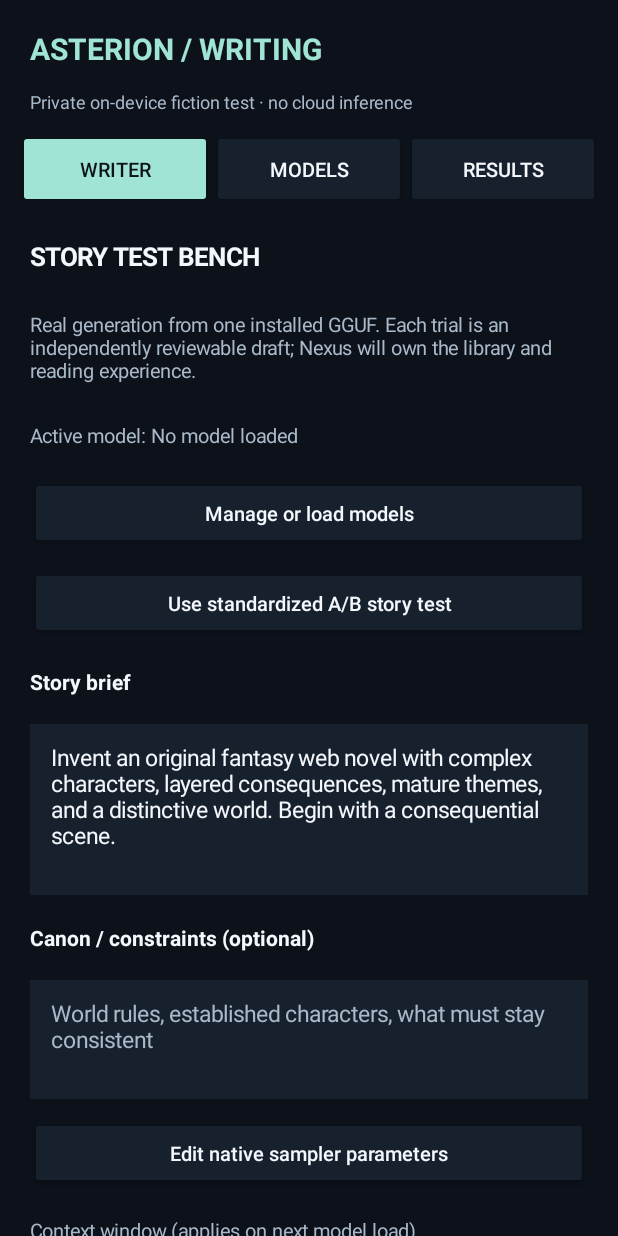
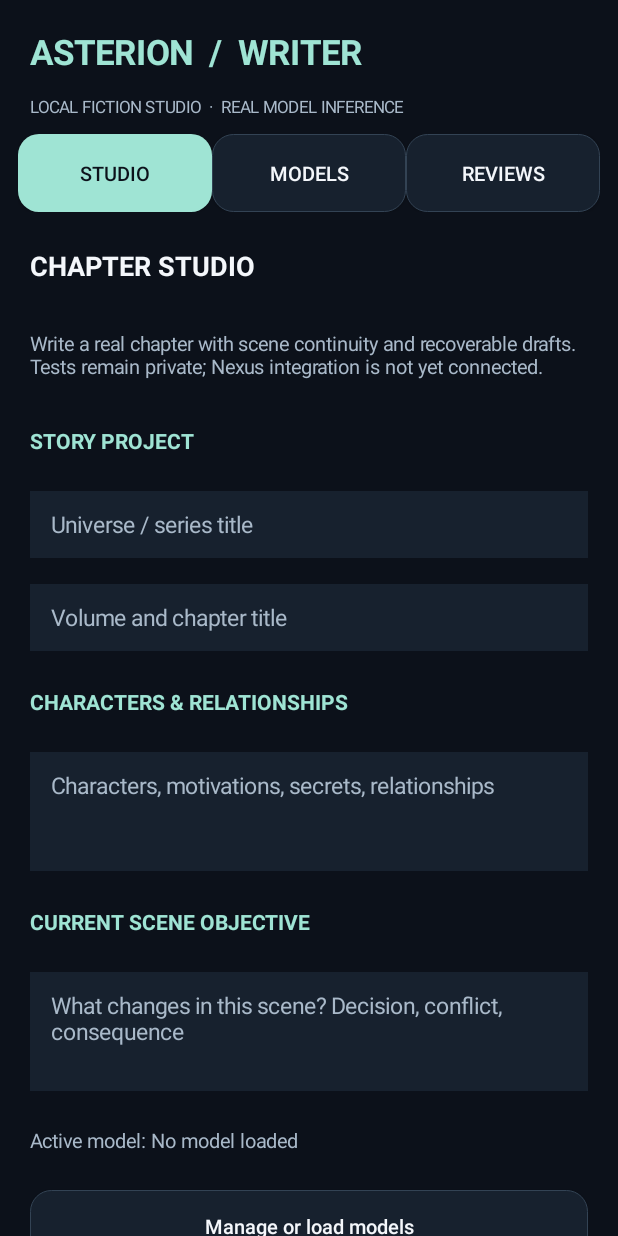
Before and after one commit to Azrazieliz/Asterion-Writing, an Android app: the screen it shows after launch (MainActivity), on a phone screen of 412 x 824 dp. Run offline under Robolectric (Android 15) with nearby library versions, the phone set to English and light mode, and no system bars; libraries missing offline, so code that uses them is left out: com.arm.aichat.

Commit message:
Give Writer pilot a story-first studio, true download-resume controls and chapter continuation

```diff
--- a/app/src/main/java/com/asterion/writing/preview/MainActivity.kt
+++ b/app/src/main/java/com/asterion/writing/preview/MainActivity.kt
@@ -46,7 +46,13 @@ class MainActivity : Activity() {
     private var generated = ""
     private var tokenCap = 768
     private var contextCap = 4096
-    private var segments = 1
+    private var segments = 4
+    private var projectTitle = ""
+    private var chapterTitle = ""
+    private var cast = ""
+    private var sceneObjective = ""
+    private var downloadProgressView: ProgressBar? = null
+    private var resumeDownloadButton: Button? = null
     private var showSampler = false
     private var selectedFile: ModelFile? = null
     private var files: List<ModelFile> = emptyList()
@@ -60,15 +66,24 @@ class MainActivity : Activity() {
         window.statusBarColor = bg; window.navigationBarColor = bg
         prompt = prefs.getString("prompt", prompt) ?: prompt
         canon = prefs.getString("canon", "") ?: ""
-        generated = prefs.getString("generated", "") ?: ""
-        tokenCap = prefs.getInt("token_cap", 768)
+        generated = WritingTestBench.readCheckpoint(this).ifBlank { prefs.getString("generated", "") ?: "" }
+        projectTitle = prefs.getString("project_title", "") ?: ""
+        chapterTitle = prefs.getString("chapter_title", "") ?: ""
+        cast = prefs.getString("cast", "") ?: ""
+        sceneObjective = prefs.getString("scene_objective", "") ?: ""
+        tokenCap = prefs.getInt("token_cap", 1280)
         contextCap = prefs.getInt("context_cap", 4096)
-        segments = prefs.getInt("segments", 1)
+        segments = prefs.getInt("segments", 4)
         build()
         handler.post(object: Runnable {
             override fun run() {
                 if (!isFinishing) {
-                    if (tab == 1) statusView?.text = prefs.getString(ModelDownloadService.KEY_STATUS, "No active download")
+                    if (tab == 1) {
+                        statusView?.text = prefs.getString(ModelDownloadService.KEY_STATUS, "No active download")
+                        downloadProgressView?.progress = prefs.getInt(ModelDownloadService.KEY_PROGRESS, 0)
+                        resumeDownloadButton?.isEnabled = ModelDownloadService.resumable(this@MainActivity) &&
+                            !prefs.getBoolean(ModelDownloadService.KEY_ACTIVE, false)
+                    }
                     handler.postDelayed(this, 900)
                 }
             }
@@ -89,23 +104,42 @@ class MainActivity : Activity() {
     }
     private fun button(value: String, action: () -> Unit, primary: Boolean = false): Button {
         val b = Button(this); b.text = value; b.isAllCaps = false; b.textSize = 13.5f
-        b.setTextColor(if (primary) bg else white); b.setBackgroundTintList(android.content.res.ColorStateList.valueOf(if (primary) mint else panel))
+        b.setTextColor(if (primary) bg else white)
+        b.background = android.graphics.drawable.GradientDrawable().apply {
+            setColor(if (primary) mint else panel)
+            cornerRadius = dp(14).toFloat()
+            if (!primary) setStroke(dp(1), Color.rgb(51, 67, 84))
+        }
+        b.minHeight = dp(46); b.setPadding(dp(12), dp(9), dp(12), dp(9))
         b.setOnClickListener { action() }; return b
     }
-    private fun group(v: View, margins: Int = 6) {
+    private fun spinnerAdapter(items: List<String>): ArrayAdapter<String> =
+        object : ArrayAdapter<String>(this, android.R.layout.simple_spinner_dropdown_item, items) {
+            override fun getView(position: Int, convertView: View?, parent: ViewGroup): View =
+                (super.getView(position, convertView, parent) as TextView).apply {
+                    setTextColor(white); setBackgroundColor(panel)
+                    setPadding(dp(12), dp(13), dp(12), dp(13))
+                }
+            override fun getDropDownView(position: Int, convertView: View?, parent: ViewGroup): View =
+                (super.getDropDownView(position, convertView, parent) as TextView).apply {
+                    setTextColor(white); setBackgroundColor(panel)
+                    setPadding(dp(12), dp(15), dp(12), dp(15))
+                }
+        }
+    private fun group(v: View, margins: Int = 9) {
         val p = LinearLayout.LayoutParams(ViewGroup.LayoutParams.MATCH_PARENT, ViewGroup.LayoutParams.WRAP_CONTENT)
         p.setMargins(0, dp(margins), 0, dp(margins)); content.addView(v, p)
     }
     private fun build() {
         val outer = LinearLayout(this); outer.orientation = LinearLayout.VERTICAL; outer.setBackgroundColor(bg)
         val header = LinearLayout(this); header.orientation = LinearLayout.VERTICAL; header.setPadding(dp(20), dp(12), dp(20), dp(4))
-        header.addView(label("ASTERION / WRITING", 20f, mint, true))
-        header.addView(label("Private on-device fiction test · no cloud inference", 12f, muted))
+        header.addView(label("ASTERION  /  WRITER", 23f, mint, true))
+        header.addView(label("LOCAL FICTION STUDIO  ·  REAL MODEL INFERENCE", 11f, muted))
         outer.addView(header)
         val nav = LinearLayout(this); nav.setPadding(dp(12), 0, dp(12), 0)
-        val w = button("WRITER", { tab = 0; build() }, tab == 0)
+        val w = button("STUDIO", { tab = 0; build() }, tab == 0)
         val m = button("MODELS", { tab = 1; build() }, tab == 1)
-        val r = button("RESULTS", { tab = 2; build() }, tab == 2)
+        val r = button("REVIEWS", { tab = 2; build() }, tab == 2)
         nav.addView(w, LinearLayout.LayoutParams(0, dp(52), 1f)); nav.addView(m, LinearLayout.LayoutParams(0, dp(52), 1f))
         nav.addView(r, LinearLayout.LayoutParams(0, dp(52), 1f))
         outer.addView(nav)
@@ -116,16 +150,31 @@ class MainActivity : Activity() {
         when(tab) { 0 -> writerPage(); 1 -> modelPage(); else -> resultsPage() }
     }
     private fun writerPage() {
-        group(label("STORY TEST BENCH", 17f, white, true))
-        group(label("Real generation from one installed GGUF. Each trial is an independently reviewable draft; Nexus will own the library and reading experience.", 13f, muted))
+        group(label("CHAPTER STUDIO", 18f, white, true))
+        group(label("Write a real chapter with scene continuity and recoverable drafts. Tests remain private; Nexus integration is not yet connected.", 13f, muted))
+        group(label("STORY PROJECT", 14f, mint, true))
+        val projectInput = field(projectTitle, 1, "Universe / series title")
+        projectInput.addTextChangedListener(watcher { projectTitle = it; prefs.edit().putString("project_title", it).apply() })
+        group(projectInput)
+        val chapterInput = field(chapterTitle, 1, "Volume and chapter title")
+        chapterInput.addTextChangedListener(watcher { chapterTitle = it; prefs.edit().putString("chapter_title", it).apply() })
+        group(chapterInput)
+        group(label("CHARACTERS & RELATIONSHIPS", 14f, mint, true))
+        val castInput = field(cast, 3, "Characters, motivations, secrets, relationships")
+        castInput.addTextChangedListener(watcher { cast = it; prefs.edit().putString("cast", it).apply() })
+        group(castInput)
+        group(label("CURRENT SCENE OBJECTIVE", 14f, mint, true))
+        val objectiveInput = field(sceneObjective, 3, "What changes in this scene? Decision, conflict, consequence")
+        objectiveInput.addTextChangedListener(watcher { sceneObjective = it; prefs.edit().putString("scene_objective", it).apply() })
+        group(objectiveInput)
         val model = loaded ?: "No model loaded"
         group(label("Active model: $model", 13f, if (loaded == null) muted else mint))
         group(button("Manage or load models", { tab = 1; build() }))
         group(button("Use standardized A/B story test", { prompt = WritingTestBench.STANDARD_BRIEF; prefs.edit().putString("prompt", prompt).apply(); build() }))
-        group(label("Story brief", 14f, white, true))
+        group(label("PREMISE & WRITING DIRECTION", 14f, mint, true))
         val promptInput = field(prompt, 5)
         promptInput.addTextChangedListener(watcher { prompt = it; prefs.edit().putString("prompt", it).apply() }); group(promptInput)
-        group(label("Canon / constraints (optional)", 14f, white, true))
+        group(label("ESTABLISHED CANON / CONTINUITY", 14f, mint, true))
         val canonInput = field(canon, 3, "World rules, established characters, what must stay consistent")
         canonInput.addTextChangedListener(watcher { canon = it; prefs.edit().putString("canon", it).apply() }); group(canonInput)
         group(button(if (showSampler) "Hide sampler parameters" else "Edit native sampler parameters", {
@@ -148,7 +197,7 @@ class MainActivity : Activity() {
         group(label("Context window (applies on next model load)", 13f, muted))
         val windows = listOf(4096, 8192)
         val contextChoice = Spinner(this)
-        contextChoice.adapter = ArrayAdapter(this, android.R.layout.simple_spinner_dropdown_item, windows.map { it.toString() + " tokens" })
+        contextChoice.adapter = spinnerAdapter(windows.map { it.toString() + " tokens" })
         contextChoice.setSelection(windows.indexOf(contextCap).coerceAtLeast(0))
         contextChoice.onItemSelectedListener = object : android.widget.AdapterView.OnItemSelectedListener {
             override fun onNothingSelected(p: android.widget.AdapterView<*>?) {}
@@ -160,7 +209,7 @@ class MainActivity : Activity() {
         group(label("Output tokens per scene segment", 13f, muted))
         val tok = Spinner(this)
         val choices = listOf(384, 768, 1280, 2048)
-        tok.adapter = ArrayAdapter(this, android.R.layout.simple_spinner_dropdown_item, choices.map { "$it tokens" })
+        tok.adapter = spinnerAdapter(choices.map { "$it tokens" })
         tok.setSelection(choices.indexOf(tokenCap).coerceAtLeast(0))
         tok.onItemSelectedListener = object: android.widget.AdapterView.OnItemSelectedListener {
             override fun onNothingSelected(p: android.widget.AdapterView<*>?) {}
@@ -169,8 +218,7 @@ class MainActivity : Activity() {
         group(label("Segments per run (1 for A/B; 2–8 for chapter experiments)", 13f, muted))
         val segmentCounts = listOf(1, 2, 4, 8)
         val parts = Spinner(this)
-        parts.adapter = ArrayAdapter(this, android.R.layout.simple_spinner_dropdown_item,
-            segmentCounts.map { it.toString() + " segment(s)" })
+        parts.adapter = spinnerAdapter(segmentCounts.map { it.toString() + " segment(s)" })
         parts.setSelection(segmentCounts.indexOf(segments).coerceAtLeast(0))
         parts.onItemSelectedListener = object : android.widget.AdapterView.OnItemSelectedListener {
             override fun onNothingSelected(p: android.widget.AdapterView<*>?) {}
@@ -179,9 +227,12 @@ class MainActivity : Activity() {
             }
         }
         group(parts)
-        group(button("Generate original fiction", { generate() }, true))
-        group(button("Stop generation", { generation?.cancel(); info("Generation stopped; the existing text remains saved.") }))
-        group(label("DRAFT / LIVE OUTPUT", 17f, white, true))
+        group(label("GENERATION CONTROLS", 14f, mint, true))
+        group(button("Start new chapter · preserve old draft", { generate(false) }, true))
+        group(button("Continue chapter from saved text", { generate(true) }))
+        group(button("Stop after current token", { generation?.cancel(); info("Stopping; draft checkpoint will be preserved.") }))
+        group(label("LIVE CHAPTER DRAFT", 18f, white, true))
+        group(label("Continuations append to the saved draft; they do not reproduce hidden model state or pretend to resume mid-token.", 12f, muted))
         outputView = label(generated.ifBlank { "Your generated prose will appear here. No synthetic sample text is displayed." }, 15f)
         outputView!!.setTextIsSelectable(true); group(outputView!!)
         group(button("Share draft / send to Nexus", { shareDraft() }))
@@ -191,7 +242,7 @@ class MainActivity : Activity() {
         group(label("HUGGING FACE / DIRECT INSTALL", 17f, white, true))
         group(label("Choose a verified public GGUF repository or enter any Hugging Face owner/model. Download, resume and verify directly in this app.", 13f, muted))
         val names = HuggingFaceCatalog.presets.keys.toList()
-        val preset = Spinner(this); preset.adapter = ArrayAdapter(this, android.R.layout.simple_spinner_dropdown_item, names)
+        val preset = Spinner(this); preset.adapter = spinnerAdapter(names)
         group(preset)
         group(button("Use selected model", { repoText?.setText(HuggingFaceCatalog.presets[names[preset.selectedItemPosition]]) }))
         group(label("Hugging Face repository", 13f, muted))
@@ -207,7 +258,7 @@ class MainActivity : Activity() {
         if (files.isNotEmpty()) {
             group(label("SELECT QUANTIZATION", 14f, white, true))
             val fileSpin = Spinner(this)
-            fileSpin.adapter = ArrayAdapter(this, android.R.layout.simple_spinner_dropdown_item, files.map { it.label })
+            fileSpin.adapter = spinnerAdapter(files.map { it.label })
             fileSpin.onItemSelectedListener = object: android.widget.AdapterView.OnItemSelectedListener {
                 override fun onNothingSelected(p: android.widget.AdapterView<*>?) {}
                 override fun onItemSelected(p: android.widget.AdapterView<*>?, v: View?, pos: Int, id: Long) { selectedFile = files[pos] }
@@ -225,13 +276,27 @@ class MainActivity : Activity() {
         }
         statusView = label(prefs.getString(ModelDownloadService.KEY_STATUS, "No active download") ?: "No active download", 13f, mint)
         group(statusView!!)
-        group(button("Pause current download", { ModelDownloadService.cancel(this); info("Pause requested; download can resume later") }))
+        downloadProgressView = ProgressBar(this, null, android.R.attr.progressBarStyleHorizontal).apply {
+            max = 100
+            progress = prefs.getInt(ModelDownloadService.KEY_PROGRESS, 0)
+            progressTintList = android.content.res.ColorStateList.valueOf(mint)
+        }
+        group(downloadProgressView!!)
+        group(button("Pause active download", { ModelDownloadService.cancel(this); info("Pause requested; transfer position is retained.") }))
+        resumeDownloadButton = button("Resume interrupted download", {
+            if (ModelDownloadService.resume(this)) info("Resuming saved GGUF from its partial file")
+            else info("No resumable GGUF file was found")
+        }, true)
+        resumeDownloadButton!!.isEnabled = ModelDownloadService.resumable(this) &&
+            !prefs.getBoolean(ModelDownloadService.KEY_ACTIVE, false)
+        group(resumeDownloadButton!!)
+        group(label("The resume action uses the actual saved download, even after restarting this screen.", 12f, muted))
         group(label("LOCAL MODELS", 17f, white, true))
         val local = ModelDownloadService.modelsDir(this).listFiles()?.filter { it.extension.equals("gguf", true) }?.sortedBy { it.name } ?: emptyList()
         if (local.isEmpty()) group(label("No installed GGUF model yet", 13f, muted))
         else {
             modelList = Spinner(this)
-            modelList!!.adapter = ArrayAdapter(this, android.R.layout.simple_spinner_dropdown_item, local.map { "${it.name} • ${"%.2f".format(it.length()/1e9)} GB" })
+            modelList!!.adapter = spinnerAdapter(local.map { "${it.name} • ${"%.2f".format(it.length()/1e9)} GB" })
             group(modelList!!)
             group(button("Load selected model", {
                 val file = local.getOrNull(modelList!!.selectedItemPosition) ?: return@button
@@ -293,7 +358,7 @@ class MainActivity : Activity() {
         scope.launch { busy = true; try { withContext(Dispatchers.IO) { engine?.cleanUp() }; loaded = null; info("Model unloaded"); build() }
             catch(e: Throwable) { info("Unload error: ${e.message}") } finally { busy = false } }
     }
-    private fun generate() {
+    private fun generate(continueExisting: Boolean) {
         val active = engine
         if (loaded == null || active == null) { info("Load a GGUF model from Models first"); return }
         if (busy) { info("A generation is already running"); return }
@@ -303,15 +368,24 @@ class MainActivity : Activity() {
         val trialModel = loaded!!
         val brief = prompt
         val constraints = canon
+        val project = projectTitle
+        val chapter = chapterTitle
+        val characters = cast
+        val objective = sceneObjective
+        val existingDraft = if (continueExisting) generated else ""
+        if (continueExisting && existingDraft.isBlank()) {
+            info("No saved chapter to continue"); return
+        }
+        if (!continueExisting && generated.isNotBlank()) WritingTestBench.archiveDraft(this, generated)
         val passCount = segments
         val cap = tokenCap
         val ctx = contextCap
         busy = true
-        generated = ""
-        outputView?.text = "Running real native inference…"
+        generated = existingDraft
+        outputView?.text = if (continueExisting) "Continuing saved chapter…" else "Running real native inference…"
         val started = SystemClock.elapsedRealtime()
         generation = scope.launch {
-            val text = StringBuilder()
+            val text = StringBuilder(existingDraft)
             var firstTextMs = -1L
             var chunks = 0
             var lastUi = 0L
@@ -321,17 +395,20 @@ class MainActivity : Activity() {
             var problem: String? = null
             try {
                 repeat(passCount) { section ->
-                    val instruction = if(section == 0) {
-                        "Original fiction task:\n" + brief + "\n\nCanon:\n" +
-                        constraints.ifBlank { "None established." } +
-                        "\n\nBegin directly in-scene. Write only the actual story."
+                    val storyState = "Project: " + project.ifBlank { "Untitled" } +
+                        "\nChapter: " + chapter.ifBlank { "Current chapter" } +
+                        "\nCast and relationships: " + characters.ifBlank { "Establish in prose." } +
+                        "\nScene objective: " + objective.ifBlank { "Advance an irreversible choice." } +
+                        "\nPremise: " + brief +
+                        "\nCanon: " + constraints.ifBlank { "None established." }
+                    val instruction = if (text.isEmpty()) {
+                        "Write the opening scene of this original chapter.\n" + storyState +
+                        "\nBegin with meaningful action and natural dialogue; write only prose."
                     } else {
-                        "Continue this SAME original chapter with new prose. Do not repeat or paraphrase " +
-                        "earlier sentences. Advance character decisions, action and consequences.\n" +
-                        "Original plan:\n" + brief + "\n\nCanon:\n" +
-                        constraints.ifBlank { "None established." } +
-                        "\n\nMost recent written paragraphs (for continuity only):\n" +
-                        text.toString().takeLast(1800) + "\n\nContinue immediately, no recap."
+                        "Continue this SAME original chapter with NEW prose. Do not repeat, summarize or paraphrase " +
+                        "previous paragraphs. Progress the scene goal, character choices, relationships and consequences.\n" +
+                        storyState + "\nPrevious prose for continuity (not to repeat):\n" +
+                        text.toString().takeLast(3000) + "\nContinue immediately without a recap."
                     }
                     withContext(Dispatchers.IO) {
                         active.configureSampler(sampling.temperature, sampling.topP, sampling.minP,
```
